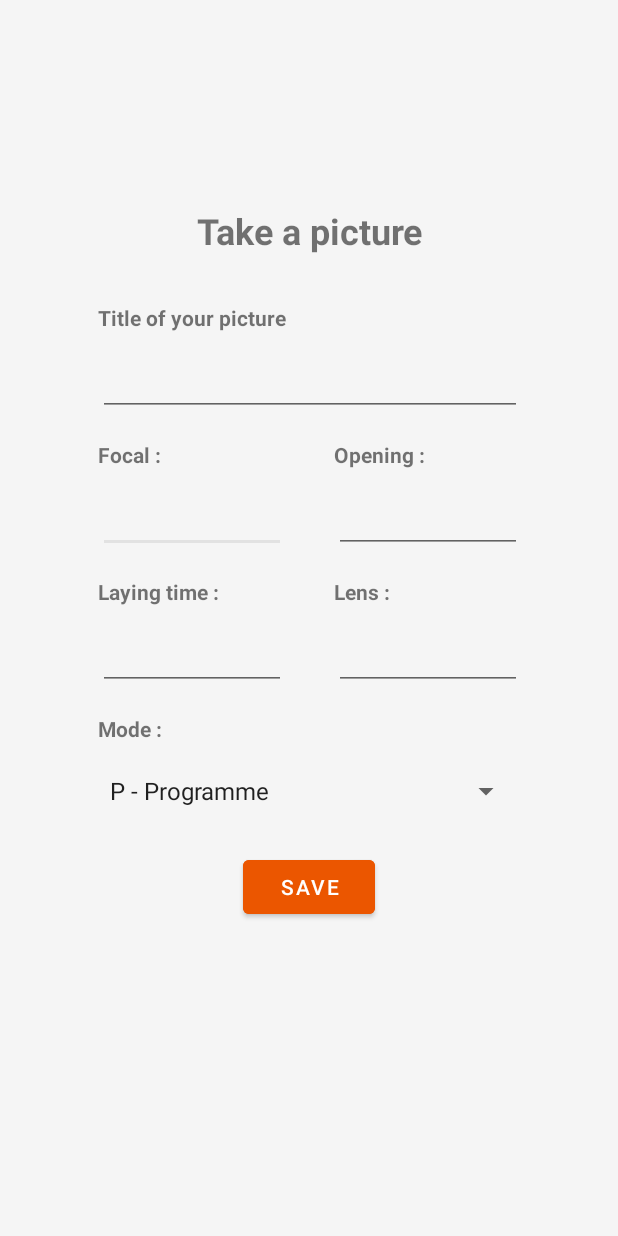
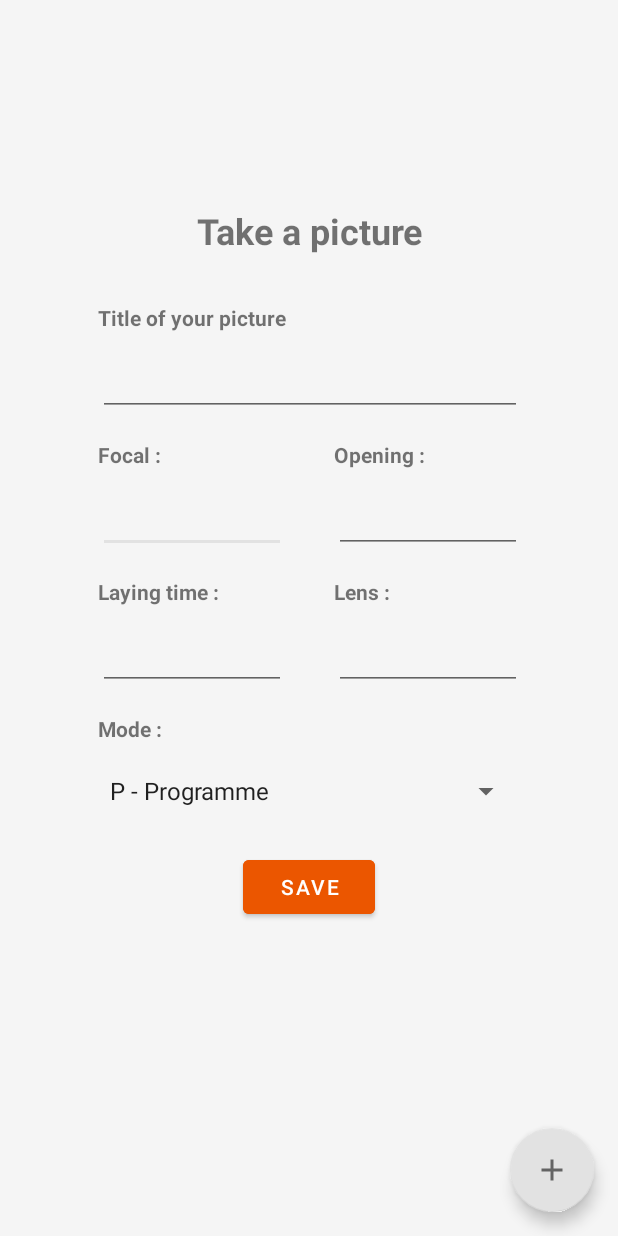
Before and after one commit to Arthur150/FDBSilverFilm, an Android app: the AddPictureActivity screen opened directly, with no data from a screen before it, on a phone screen of 412 x 824 dp. Run offline under Robolectric (Android 15) with nearby library versions, the phone set to English and light mode, and no system bars.

Commit message:
add preview button

```diff
--- a/app/src/main/java/com/example/fdbsilverfilm/view/AddPictureActivity.kt
+++ b/app/src/main/java/com/example/fdbsilverfilm/view/AddPictureActivity.kt
@@ -14,6 +14,7 @@ import com.example.fdbsilverfilm.manager.SharedPreferencesManager
 import com.example.fdbsilverfilm.model.Globals
 import com.example.fdbsilverfilm.model.Meta
 import com.example.fdbsilverfilm.viewmodel.PictureAddViewModel
+import com.google.android.material.floatingactionbutton.FloatingActionButton
 
 
 class AddPictureActivity : AppCompatActivity() {
@@ -43,6 +44,7 @@ class AddPictureActivity : AppCompatActivity() {
 
         val modeSpinner = findViewById<Spinner>(R.id.addPictureMode)
         val button = findViewById<Button>(R.id.addPictureButton)
+        val buttonPreview = findViewById<FloatingActionButton>(R.id.pictureAddPreviewButton)
 
         picture = findViewById(R.id.imageView4)
         picture2 = findViewById(R.id.imageView5)
@@ -75,16 +77,7 @@ class AddPictureActivity : AppCompatActivity() {
         vm.getFilm().observe(this, {
             button.isEnabled = true
             button.setOnClickListener {
-
-                val takePictureIntent = Intent(MediaStore.ACTION_IMAGE_CAPTURE)
-                try {
-                    startActivityForResult(takePictureIntent, REQUEST_IMAGE_CAPTURE)
-                } catch (e: android.content.ActivityNotFoundException) {
-                    // display error state to the user
-                }
-
-
-               /* if (checkForm()) {
+              if (checkForm()) {
                     val meta = Meta(
                         focal = focal.text.toString().toFloat(),
                         opening = opening.text.toString().toFloat(),
@@ -107,11 +100,19 @@ class AddPictureActivity : AppCompatActivity() {
                     val intent = Intent(this, MainActivity::class.java)
                     startActivity(intent)
                     finish()
-                }*/
+                }
+            }
+        })
 
 
+        buttonPreview.setOnClickListener {
+            val takePictureIntent = Intent(MediaStore.ACTION_IMAGE_CAPTURE)
+            try {
+                startActivityForResult(takePictureIntent, REQUEST_IMAGE_CAPTURE)
+            } catch (e: android.content.ActivityNotFoundException) {
+                // display error state to the user
             }
-        })
+        }
     }
 
     @RequiresApi(Build.VERSION_CODES.O)
--- a/app/src/main/java/com/example/fdbsilverfilm/viewmodel/PictureAddViewModel.kt
+++ b/app/src/main/java/com/example/fdbsilverfilm/viewmodel/PictureAddViewModel.kt
@@ -20,6 +20,8 @@ import java.time.LocalDateTime
 class PictureAddViewModel(private val filmId: Int, private val context: Context) : ViewModel() {
     private val film = MutableLiveData<Film>()
     var location: Location? = null
+
+
 
     fun getFilm(): LiveData<Film> {
         return film
--- a/app/src/main/res/layout/activity_add_picture.xml
+++ b/app/src/main/res/layout/activity_add_picture.xml
@@ -214,5 +214,18 @@
         app:layout_constraintTop_toBottomOf="@+id/constraintLayout3"
         app:layout_constraintVertical_bias="0.0" />
 
+    <com.google.android.material.floatingactionbutton.FloatingActionButton
+        android:id="@+id/pictureAddPreviewButton"
+        android:layout_width="wrap_content"
+        android:layout_height="wrap_content"
+        android:layout_marginEnd="16dp"
+        android:layout_marginBottom="16dp"
+        android:clickable="true"
+        android:contentDescription="@string/add_button"
+        android:focusable="true"
+        app:layout_constraintBottom_toBottomOf="parent"
+        app:layout_constraintEnd_toEndOf="parent"
+        app:srcCompat="@drawable/ic_add" />
+
 
 </androidx.constraintlayout.widget.ConstraintLayout>
```
